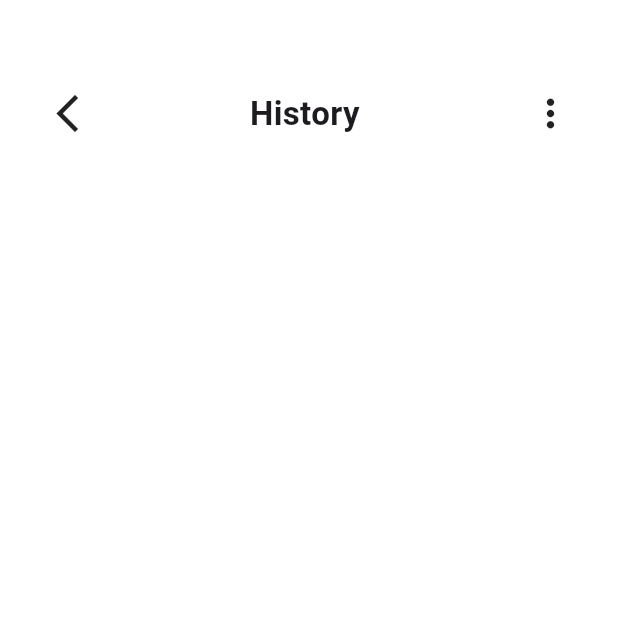
After one commit to admin123KK/merodoctor555, a Flutter app: the Profilepage screen opened directly, scrolled down 240 dp, after a tap on the "chevron right" icon, on a phone screen of 412 x 824 dp, the top half of it. The commit adds this screen. Run offline on Flutter 3.47's test engine with Material 3 defaults, Android fonts, the phone set to English and light mode, and no system bars.

Commit message:
saved page startup

```diff
--- /dev/null
+++ b/lib/historyorsavedpage.dart
@@ -0,0 +1,46 @@
+import 'package:flutter/material.dart';
+
+class Historyorsavedpage extends StatefulWidget {
+  const Historyorsavedpage({super.key});
+
+  @override
+  State<Historyorsavedpage> createState() => _HistoryorsavedpageState();
+}
+
+class _HistoryorsavedpageState extends State<Historyorsavedpage> {
+  @override
+  Widget build(BuildContext context) {
+    return Scaffold(
+      backgroundColor: Colors.white,
+      body: Column(
+        children: [
+          Padding(
+            padding: EdgeInsets.symmetric(horizontal: 30, vertical: 60),
+            child: Row(
+              mainAxisAlignment: MainAxisAlignment.spaceBetween,
+              children: [
+                InkWell(
+                  onTap: () {
+                    Navigator.pop(context);
+                  },
+                  child: const Icon(
+                    Icons.arrow_back_ios_new,
+                    size: 30,
+                  ),
+                ),
+                Text(
+                  'History ',
+                  style: TextStyle(fontWeight: FontWeight.bold, fontSize: 22),
+                ),
+                Icon(
+                  Icons.more_vert,
+                  size: 30,
+                )
+              ],
+            ),
+          )
+        ],
+      ),
+    );
+  }
+}
--- a/lib/profilepage.dart
+++ b/lib/profilepage.dart
@@ -1,5 +1,6 @@
 import 'package:flutter/material.dart';
 import 'package:merodoctor/chatbotpage.dart';
+import 'package:merodoctor/historyorsavedpage.dart';
 import 'package:merodoctor/homepage.dart';
 import 'package:merodoctor/loginpage.dart';
 import 'package:merodoctor/reportcheck.dart';
@@ -162,11 +163,20 @@ class _ProfilepageState extends State<Profilepage> {
                         style: TextStyle(fontWeight: FontWeight.bold),
                       ),
                       const Spacer(),
-                      const Padding(
+                      Padding(
                         padding: EdgeInsets.symmetric(horizontal: 50),
-                        child: Icon(
-                          Icons.chevron_right_rounded,
-                          size: 30,
+                        child: InkWell(
+                          onTap: () {
+                            Navigator.push(
+                                context,
+                                MaterialPageRoute(
+                                    builder: (context) =>
+                                        const Historyorsavedpage()));
+                          },
+                          child: const Icon(
+                            Icons.chevron_right_rounded,
+                            size: 30,
+                          ),
                         ),
                       ),
                     ],
@@ -204,7 +214,7 @@ class _ProfilepageState extends State<Profilepage> {
                             Navigator.push(
                                 context,
                                 MaterialPageRoute(
-                                    builder: (context) => Reportcheck()));
+                                    builder: (context) => const Reportcheck()));
                           },
                           child: const Icon(
                             Icons.chevron_right_outlined,
```
